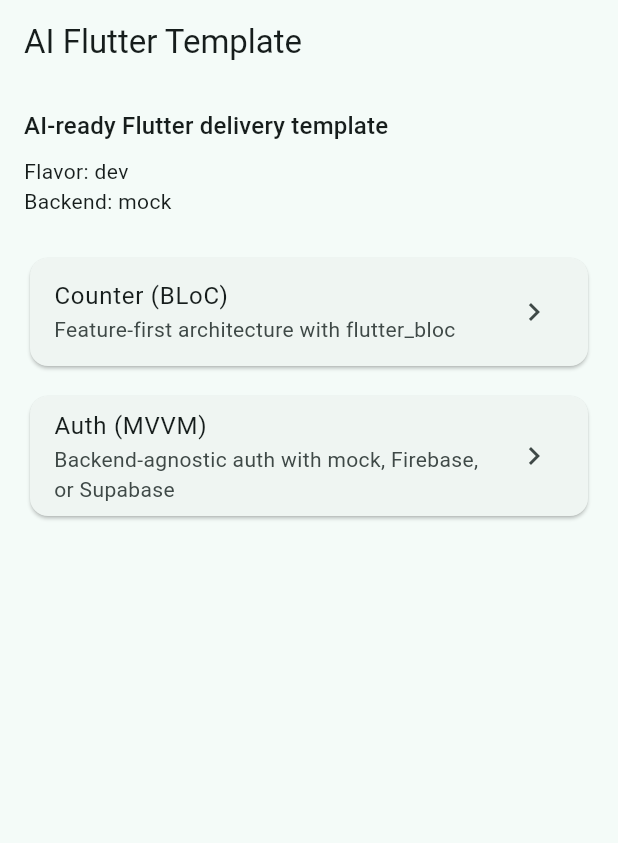
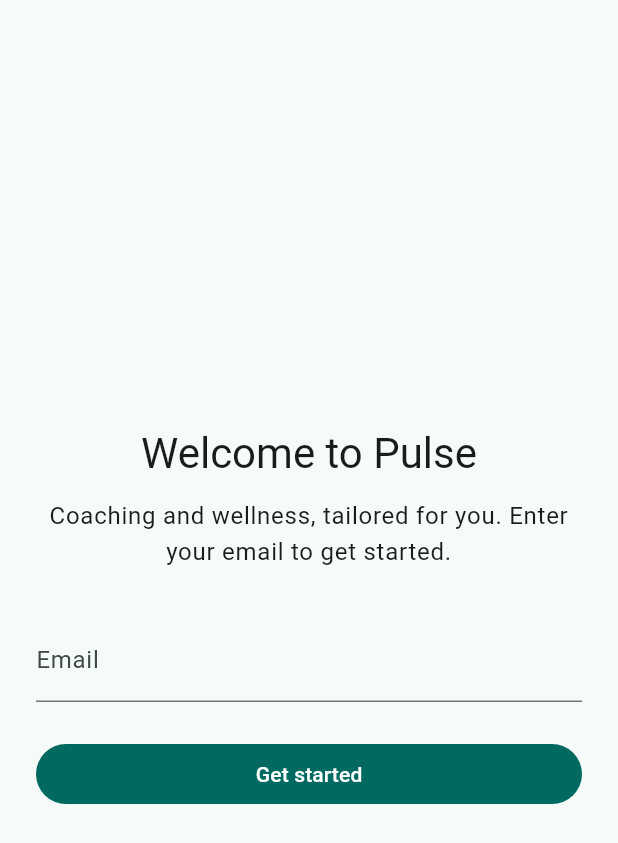
Before and after one commit to srdjan86/pulse_coaching_app, a Flutter app: the screen it shows after launch, on a phone screen of 412 x 824 dp. Shown: the top 843 px of the screen. Run offline on Flutter 3.47's test engine with Material 3 defaults, Android fonts, the phone set to English and light mode, and no system bars; our stand-ins replace equatable, firebase_auth, firebase_core, flutter_bloc, get_it, go_router and 1 more; accounts and stored records are empty.

Commit message:
Add onboarding screen with email validation (closes #1).
Introduce MVVM onboarding flow at /onboarding as the app entry route, with localized UI, mock submit delay, navigation to home, and widget/view model tests.

Co-authored-by: Cursor <cursoragent@cursor.com>

```diff
--- a/lib/app/di/service_locator.dart
+++ b/lib/app/di/service_locator.dart
@@ -8,6 +8,7 @@ import 'package:pulse_coaching_app/features/auth/presentation/view_models/auth_v
 import 'package:pulse_coaching_app/features/counter/data/repositories/counter_repository_impl.dart';
 import 'package:pulse_coaching_app/features/counter/domain/repositories/counter_repository.dart';
 import 'package:pulse_coaching_app/features/counter/presentation/bloc/counter_bloc.dart';
+import 'package:pulse_coaching_app/features/onboarding/presentation/view_models/onboarding_view_model.dart';
 import 'package:get_it/get_it.dart';
 
 final getIt = GetIt.instance;
@@ -26,6 +27,7 @@ Future<void> configureDependencies(AppConfig config) async {
     () => _createAuthRepository(config),
   );
   getIt.registerFactory(() => AuthViewModel(getIt()));
+  getIt.registerFactory(OnboardingViewModel.new);
 }
 
 AuthRepository _createAuthRepository(AppConfig config) {
--- a/lib/app/router/app_router.dart
+++ b/lib/app/router/app_router.dart
@@ -1,12 +1,17 @@
 import 'package:pulse_coaching_app/features/auth/presentation/pages/auth_demo_page.dart';
 import 'package:pulse_coaching_app/features/counter/presentation/pages/counter_page.dart';
 import 'package:pulse_coaching_app/features/home/presentation/pages/home_page.dart';
+import 'package:pulse_coaching_app/features/onboarding/presentation/pages/onboarding_page.dart';
 import 'package:go_router/go_router.dart';
 
 GoRouter createAppRouter() {
   return GoRouter(
-    initialLocation: '/',
+    initialLocation: '/onboarding',
     routes: [
+      GoRoute(
+        path: '/onboarding',
+        builder: (context, state) => const OnboardingPage(),
+      ),
       GoRoute(path: '/', builder: (context, state) => const HomePage()),
       GoRoute(
         path: '/counter',
--- /dev/null
+++ b/lib/features/onboarding/presentation/pages/onboarding_page.dart
@@ -0,0 +1,111 @@
+import 'package:pulse_coaching_app/app/di/service_locator.dart';
+import 'package:pulse_coaching_app/features/onboarding/presentation/view_models/onboarding_view_model.dart';
+import 'package:pulse_coaching_app/l10n/app_localizations.dart';
+import 'package:flutter/material.dart';
+import 'package:go_router/go_router.dart';
+import 'package:provider/provider.dart';
+
+class OnboardingPage extends StatelessWidget {
+  const OnboardingPage({super.key, this.viewModel});
+
+  final OnboardingViewModel? viewModel;
+
+  @override
+  Widget build(BuildContext context) {
+    return ChangeNotifierProvider(
+      create: (_) => viewModel ?? getIt<OnboardingViewModel>(),
+      child: const _OnboardingBody(),
+    );
+  }
+}
+
+class _OnboardingBody extends StatelessWidget {
+  const _OnboardingBody();
+
+  @override
+  Widget build(BuildContext context) {
+    final l10n = AppLocalizations.of(context);
+
+    return Scaffold(
+      body: SafeArea(
+        child: Center(
+          child: SingleChildScrollView(
+            padding: const EdgeInsets.all(24),
+            child: ConstrainedBox(
+              constraints: const BoxConstraints(maxWidth: 480),
+              child: Consumer<OnboardingViewModel>(
+                builder: (context, viewModel, _) {
+                  final emailError =
+                      viewModel.validationError ==
+                          OnboardingValidationError.invalidEmail
+                      ? l10n.onboardingEmailInvalid
+                      : null;
+
+                  return Column(
+                    crossAxisAlignment: CrossAxisAlignment.stretch,
+                    children: [
+                      Text(
+                        l10n.onboardingTitle,
+                        style: Theme.of(context).textTheme.headlineMedium,
+                        textAlign: TextAlign.center,
+                      ),
+                      const SizedBox(height: 12),
+                      Text(
+                        l10n.onboardingSubtitle,
+                        style: Theme.of(context).textTheme.bodyLarge,
+                        textAlign: TextAlign.center,
+                      ),
+                      const SizedBox(height: 32),
+                      TextField(
+                        key: const Key('onboarding_email'),
+                        keyboardType: TextInputType.emailAddress,
+                        autofillHints: const [AutofillHints.email],
+                        textInputAction: TextInputAction.done,
+                        decoration: InputDecoration(
+                          labelText: l10n.onboardingEmailLabel,
+                          hintText: l10n.onboardingEmailHint,
+                          errorText: emailError,
+                        ),
+                        onChanged: viewModel.updateEmail,
+                        onSubmitted: (_) => _onSubmit(context, viewModel),
+                      ),
+                      const SizedBox(height: 24),
+                      FilledButton(
+                        key: const Key('onboarding_submit'),
+                        onPressed: viewModel.isLoading
+                            ? null
+                            : () => _onSubmit(context, viewModel),
+                        child: viewModel.isLoading
+                            ? SizedBox(
+                                height: 20,
+                                width: 20,
+                                child: CircularProgressIndicator(
+                                  strokeWidth: 2,
+                                  color: Theme.of(
+                                    context,
+                                  ).colorScheme.onPrimary,
+                                ),
+                              )
+                            : Text(l10n.onboardingCta),
+                      ),
+                    ],
+                  );
+                },
+              ),
+            ),
+          ),
+        ),
+      ),
+    );
+  }
+
+  Future<void> _onSubmit(
+    BuildContext context,
+    OnboardingViewModel viewModel,
+  ) async {
+    final success = await viewModel.submit();
+    if (success && context.mounted) {
+      context.go('/');
+    }
+  }
+}
--- /dev/null
+++ b/lib/features/onboarding/presentation/view_models/onboarding_view_model.dart
@@ -0,0 +1,56 @@
+import 'package:flutter/foundation.dart';
+
+enum OnboardingValidationError { invalidEmail }
+
+class OnboardingViewModel extends ChangeNotifier {
+  OnboardingViewModel({
+    Duration submitDelay = const Duration(milliseconds: 300),
+  }) : _submitDelay = submitDelay;
+
+  final Duration _submitDelay;
+
+  String _email = '';
+  OnboardingValidationError? _validationError;
+  bool _isLoading = false;
+
+  String get email => _email;
+  OnboardingValidationError? get validationError => _validationError;
+  bool get isLoading => _isLoading;
+
+  void updateEmail(String value) {
+    _email = value;
+    if (_validationError != null) {
+      _validationError = null;
+      notifyListeners();
+    }
+  }
+
+  Future<bool> submit() async {
+    final trimmed = _email.trim();
+    if (!_isValidEmail(trimmed)) {
+      _validationError = OnboardingValidationError.invalidEmail;
+      notifyListeners();
+      return false;
+    }
+
+    _validationError = null;
+    _isLoading = true;
+    notifyListeners();
+
+    await Future<void>.delayed(_submitDelay);
+
+    _isLoading = false;
+    notifyListeners();
+    return true;
+  }
+
+  static bool isValidEmail(String value) {
+    final trimmed = value.trim();
+    if (trimmed.isEmpty) {
+      return false;
+    }
+    return RegExp(r'^[^@]+@[^@]+\.[^@]+$').hasMatch(trimmed);
+  }
+
+  bool _isValidEmail(String value) => isValidEmail(value);
+}
--- a/lib/l10n/app_en.arb
+++ b/lib/l10n/app_en.arb
@@ -40,5 +40,17 @@
     }
   },
   "demoEmail": "demo@example.com",
-  "loading": "Loading..."
+  "loading": "Loading...",
+  "onboardingTitle": "Welcome to Pulse",
+  "@onboardingTitle": {
+    "description": "Onboarding screen headline"
+  },
+  "onboardingSubtitle": "Coaching and wellness, tailored for you. Enter your email to get started.",
+  "@onboardingSubtitle": {
+    "description": "Onboarding screen supporting text"
+  },
+  "onboardingEmailLabel": "Email",
+  "onboardingEmailHint": "you@example.com",
+  "onboardingCta": "Get started",
+  "onboardingEmailInvalid": "Enter a valid email address"
 }
--- a/lib/l10n/app_localizations.dart
+++ b/lib/l10n/app_localizations.dart
@@ -199,6 +199,42 @@ abstract class AppLocalizations {
   /// In en, this message translates to:
   /// **'Loading...'**
   String get loading;
+
+  /// Onboarding screen headline
+  ///
+  /// In en, this message translates to:
+  /// **'Welcome to Pulse'**
+  String get onboardingTitle;
+
+  /// Onboarding screen supporting text
+  ///
+  /// In en, this message translates to:
+  /// **'Coaching and wellness, tailored for you. Enter your email to get started.'**
+  String get onboardingSubtitle;
+
+  /// No description provided for @onboardingEmailLabel.
+  ///
+  /// In en, this message translates to:
+  /// **'Email'**
+  String get onboardingEmailLabel;
+
+  /// No description provided for @onboardingEmailHint.
+  ///
+  /// In en, this message translates to:
+  /// **'you@example.com'**
+  String get onboardingEmailHint;
+
+  /// No description provided for @onboardingCta.
+  ///
+  /// In en, this message translates to:
+  /// **'Get started'**
+  String get onboardingCta;
+
+  /// No description provided for @onboardingEmailInvalid.
+  ///
+  /// In en, this message translates to:
+  /// **'Enter a valid email address'**
+  String get onboardingEmailInvalid;
 }
 
 class _AppLocalizationsDelegate
--- a/lib/l10n/app_localizations_en.dart
+++ b/lib/l10n/app_localizations_en.dart
@@ -66,4 +66,23 @@ class AppLocalizationsEn extends AppLocalizations {
 
   @override
   String get loading => 'Loading...';
+
+  @override
+  String get onboardingTitle => 'Welcome to Pulse';
+
+  @override
+  String get onboardingSubtitle =>
+      'Coaching and wellness, tailored for you. Enter your email to get started.';
+
+  @override
+  String get onboardingEmailLabel => 'Email';
+
+  @override
+  String get onboardingEmailHint => 'you@example.com';
+
+  @override
+  String get onboardingCta => 'Get started';
+
+  @override
+  String get onboardingEmailInvalid => 'Enter a valid email address';
 }
--- a/lib/l10n/app_localizations_sr.dart
+++ b/lib/l10n/app_localizations_sr.dart
@@ -65,4 +65,23 @@ class AppLocalizationsSr extends AppLocalizations {
 
   @override
   String get loading => 'Učitavanje...';
+
+  @override
+  String get onboardingTitle => 'Dobrodošli u Pulse';
+
+  @override
+  String get onboardingSubtitle =>
+      'Coaching i dobrobit, prilagođeni vama. Unesite email da biste počeli.';
+
+  @override
+  String get onboardingEmailLabel => 'Email';
+
+  @override
+  String get onboardingEmailHint => 'vi@primer.rs';
+
+  @override
+  String get onboardingCta => 'Započni';
+
+  @override
+  String get onboardingEmailInvalid => 'Unesite ispravnu email adresu';
 }
--- a/lib/l10n/app_sr.arb
+++ b/lib/l10n/app_sr.arb
@@ -16,5 +16,11 @@
   "backendLabel": "Backend: {backend}",
   "flavorLabel": "Okruženje: {flavor}",
   "demoEmail": "demo@primer.rs",
-  "loading": "Učitavanje..."
+  "loading": "Učitavanje...",
+  "onboardingTitle": "Dobrodošli u Pulse",
+  "onboardingSubtitle": "Coaching i dobrobit, prilagođeni vama. Unesite email da biste počeli.",
+  "onboardingEmailLabel": "Email",
+  "onboardingEmailHint": "vi@primer.rs",
+  "onboardingCta": "Započni",
+  "onboardingEmailInvalid": "Unesite ispravnu email adresu"
 }
```
Also changed, not shown: 2 other files.
